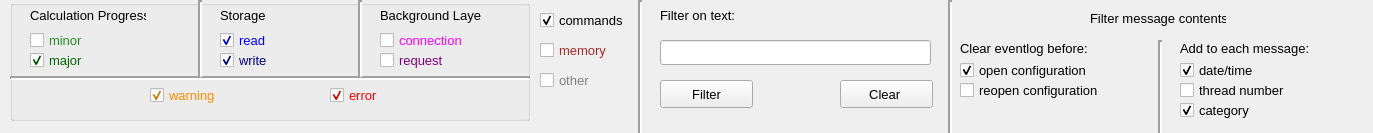
The window that qtgui/exe/res/ui/DmsEventLogSelection.ui (ObjectVision/GeoDMS) describes before a commit, drawn with Qt 5.
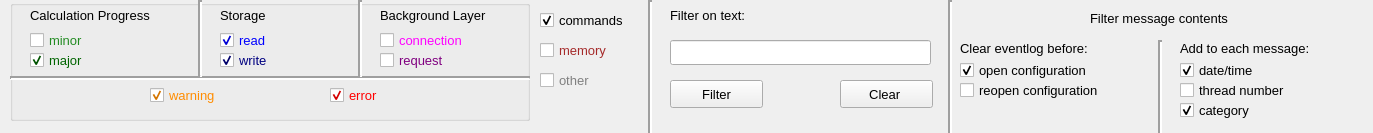
The same window after the commit.

```diff
--- a/qtgui/exe/res/ui/DmsEventLogSelection.ui
+++ b/qtgui/exe/res/ui/DmsEventLogSelection.ui
@@ -77,7 +77,7 @@
      <rect>
       <x>20</x>
       <y>7</y>
-      <width>116</width>
+      <width>151</width>
       <height>16</height>
      </rect>
     </property>
@@ -95,7 +95,7 @@
      <rect>
       <x>210</x>
       <y>7</y>
-      <width>45</width>
+      <width>131</width>
       <height>16</height>
      </rect>
     </property>
@@ -113,7 +113,7 @@
      <rect>
       <x>370</x>
       <y>7</y>
-      <width>101</width>
+      <width>141</width>
       <height>16</height>
      </rect>
     </property>
@@ -150,7 +150,7 @@
      <rect>
       <x>20</x>
       <y>50</y>
-      <width>57</width>
+      <width>151</width>
       <height>20</height>
      </rect>
     </property>
@@ -174,7 +174,7 @@
      <rect>
       <x>20</x>
       <y>30</y>
-      <width>56</width>
+      <width>151</width>
       <height>20</height>
      </rect>
     </property>
@@ -198,7 +198,7 @@
      <rect>
       <x>140</x>
       <y>85</y>
-      <width>69</width>
+      <width>141</width>
       <height>20</height>
      </rect>
     </property>
@@ -222,7 +222,7 @@
      <rect>
       <x>320</x>
       <y>85</y>
-      <width>52</width>
+      <width>161</width>
       <height>20</height>
      </rect>
     </property>
@@ -246,7 +246,7 @@
      <rect>
       <x>210</x>
       <y>30</y>
-      <width>49</width>
+      <width>131</width>
       <height>20</height>
      </rect>
     </property>
@@ -270,7 +270,7 @@
      <rect>
       <x>210</x>
       <y>50</y>
-      <width>52</width>
+      <width>131</width>
       <height>20</height>
      </rect>
     </property>
@@ -294,7 +294,7 @@
      <rect>
       <x>370</x>
       <y>30</y>
-      <width>84</width>
+      <width>141</width>
       <height>20</height>
      </rect>
     </property>
@@ -318,7 +318,7 @@
      <rect>
       <x>370</x>
       <y>50</y>
-      <width>66</width>
+      <width>141</width>
       <height>20</height>
      </rect>
     </property>
@@ -343,7 +343,7 @@
     <rect>
      <x>540</x>
      <y>10</y>
-     <width>85</width>
+     <width>101</width>
      <height>20</height>
     </rect>
    </property>
@@ -367,7 +367,7 @@
     <rect>
      <x>540</x>
      <y>70</y>
-     <width>53</width>
+     <width>91</width>
      <height>20</height>
     </rect>
    </property>
@@ -389,9 +389,9 @@
   <widget class="QLineEdit" name="m_text_filter">
    <property name="geometry">
     <rect>
-     <x>660</x>
+     <x>670</x>
      <y>40</y>
-     <width>271</width>
+     <width>261</width>
      <height>25</height>
     </rect>
    </property>
@@ -399,7 +399,7 @@
   <widget class="Line" name="line_4">
    <property name="geometry">
     <rect>
-     <x>630</x>
+     <x>640</x>
      <y>0</y>
      <width>20</width>
      <height>140</height>
@@ -418,9 +418,9 @@
   <widget class="QLabel" name="lbl_background_layer_2">
    <property name="geometry">
     <rect>
-     <x>660</x>
+     <x>670</x>
      <y>7</y>
-     <width>77</width>
+     <width>271</width>
      <height>16</height>
     </rect>
    </property>
@@ -436,7 +436,7 @@
   <widget class="QPushButton" name="m_activate_text_filter">
    <property name="geometry">
     <rect>
-     <x>660</x>
+     <x>670</x>
      <y>80</y>
      <width>93</width>
      <height>28</height>
@@ -474,7 +474,7 @@
     <rect>
      <x>540</x>
      <y>40</y>
-     <width>70</width>
+     <width>91</width>
      <height>20</height>
     </rect>
    </property>
@@ -517,7 +517,7 @@
     <rect>
      <x>1180</x>
      <y>80</y>
-     <width>108</width>
+     <width>181</width>
      <height>20</height>
     </rect>
    </property>
@@ -538,7 +538,7 @@
     <rect>
      <x>960</x>
      <y>60</y>
-     <width>129</width>
+     <width>191</width>
      <height>20</height>
     </rect>
    </property>
@@ -565,7 +565,7 @@
     <rect>
      <x>1180</x>
      <y>60</y>
-     <width>78</width>
+     <width>181</width>
      <height>20</height>
     </rect>
    </property>
@@ -586,7 +586,7 @@
     <rect>
      <x>960</x>
      <y>40</y>
-     <width>128</width>
+     <width>191</width>
      <height>16</height>
     </rect>
    </property>
@@ -604,7 +604,7 @@
     <rect>
      <x>1180</x>
      <y>40</y>
-     <width>128</width>
+     <width>181</width>
      <height>16</height>
     </rect>
    </property>
@@ -622,7 +622,7 @@
     <rect>
      <x>1090</x>
      <y>10</y>
-     <width>136</width>
+     <width>261</width>
      <height>16</height>
     </rect>
    </property>
@@ -640,7 +640,7 @@
     <rect>
      <x>960</x>
      <y>80</y>
-     <width>141</width>
+     <width>191</width>
      <height>20</height>
     </rect>
    </property>
@@ -661,7 +661,7 @@
     <rect>
      <x>1180</x>
      <y>100</y>
-     <width>72</width>
+     <width>181</width>
      <height>20</height>
     </rect>
    </property>
```
